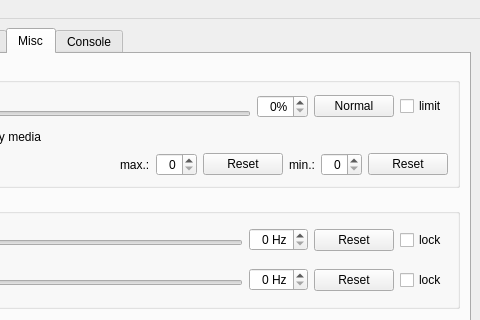
Qt form res/main.ui (openMSX/catapult) before a commit; both pictures show x 256 to 736 and y 0 to 320 of the 736 by 559 pixel window.
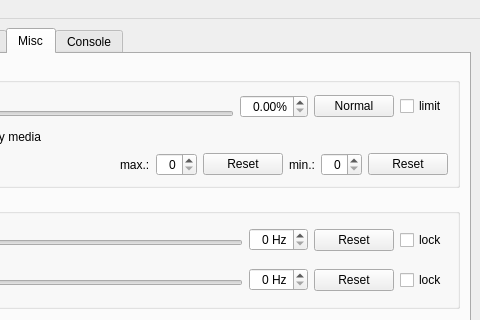
The same form after that commit. The open tabs and pages were chosen to show the change. Icons and pictures are not drawn.

Commit message:
Change speed setting to be a float setting....
Was changed in openMSX in 2024, but we don't maintain Catapult anymore. Still,
I wanted to run it to test something and ran into this issue. So, I just fixed
it... because, why not.

```diff
--- a/res/main.ui
+++ b/res/main.ui
@@ -2831,7 +2831,7 @@
               </layout>
              </item>
              <item>
-              <widget class="QSpinBox" name="speedSpinBox" >
+              <widget class="QDoubleSpinBox" name="speedSpinBox" >
                <property name="toolTip" >
                 <string>Emulation speed compared to real MSX.</string>
                </property>
```
The commit also changes 1 other file.
